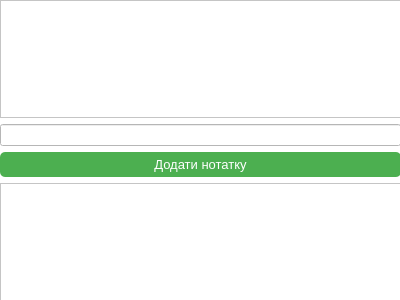
The window that notes.ui (Antonchik159/Ukraine-in-future) describes before a commit, drawn with Qt 5.
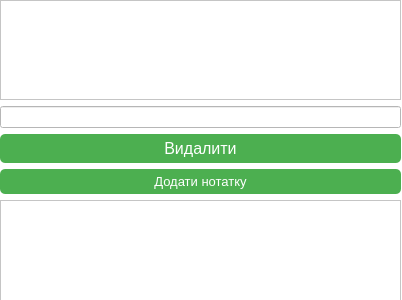
The same window after the commit.

What changed in the file:
```diff
--- a/notes.ui
+++ b/notes.ui
@@ -6,7 +6,7 @@
    <rect>
     <x>0</x>
     <y>0</y>
-    <width>400</width>
+    <width>402</width>
     <height>300</height>
    </rect>
   </property>
@@ -33,6 +33,37 @@
      <item>
       <widget class="QLineEdit" name="title_edit"/>
      </item>
+     <item>
+      <widget class="QPushButton" name="pushButton">
+       <property name="font">
+        <font>
+         <pointsize>12</pointsize>
+        </font>
+       </property>
+       <property name="styleSheet">
+        <string notr="true">QPushButton {
+    background-color: #4CAF50;
+    border: none;
+    color: white;
+    padding: 5px 15px;
+    text-align: center;
+    text-decoration: none;
+    border-radius: 5px;
+}
+
+QPushButton:hover {
+    background-color: #45a049;
+}
+
+QPushButton:pressed {
+    background-color: #367c39;
+}</string>
+       </property>
+       <property name="text">
+        <string>Видалити</string>
+       </property>
+      </widget>
+     </item>
      <item>
       <widget class="QPushButton" name="add_button">
        <property name="font">
```
